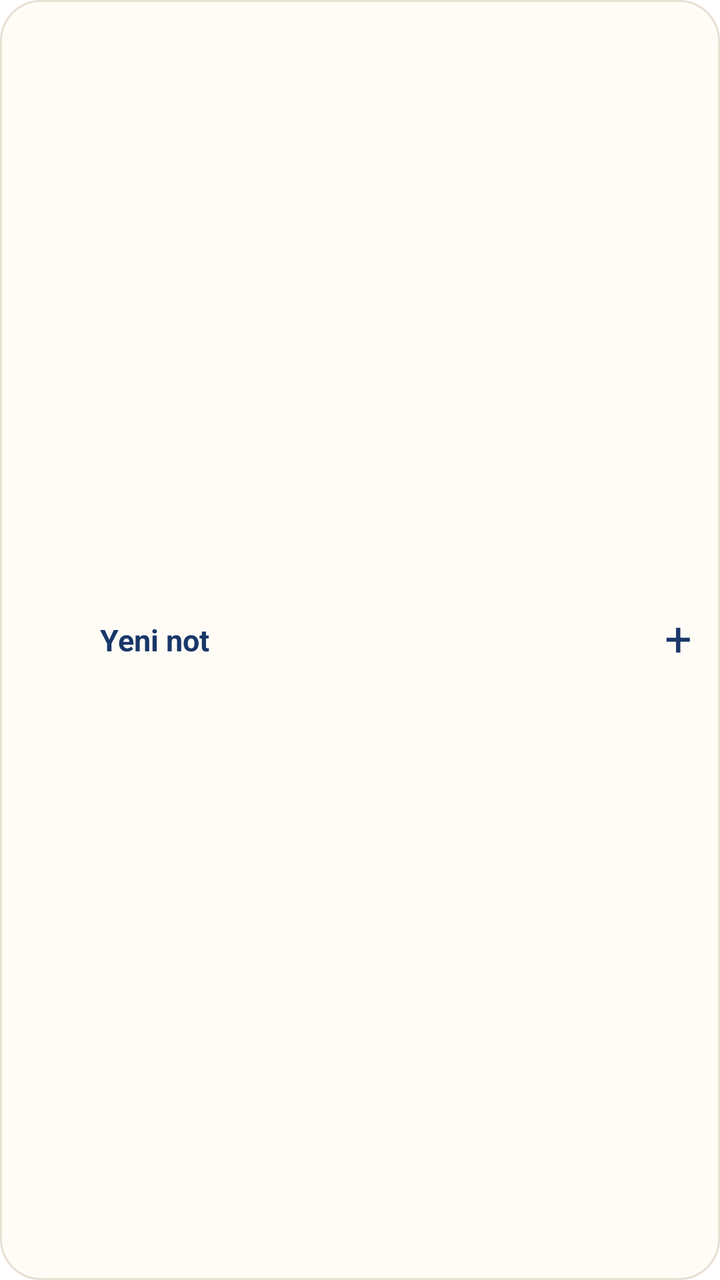
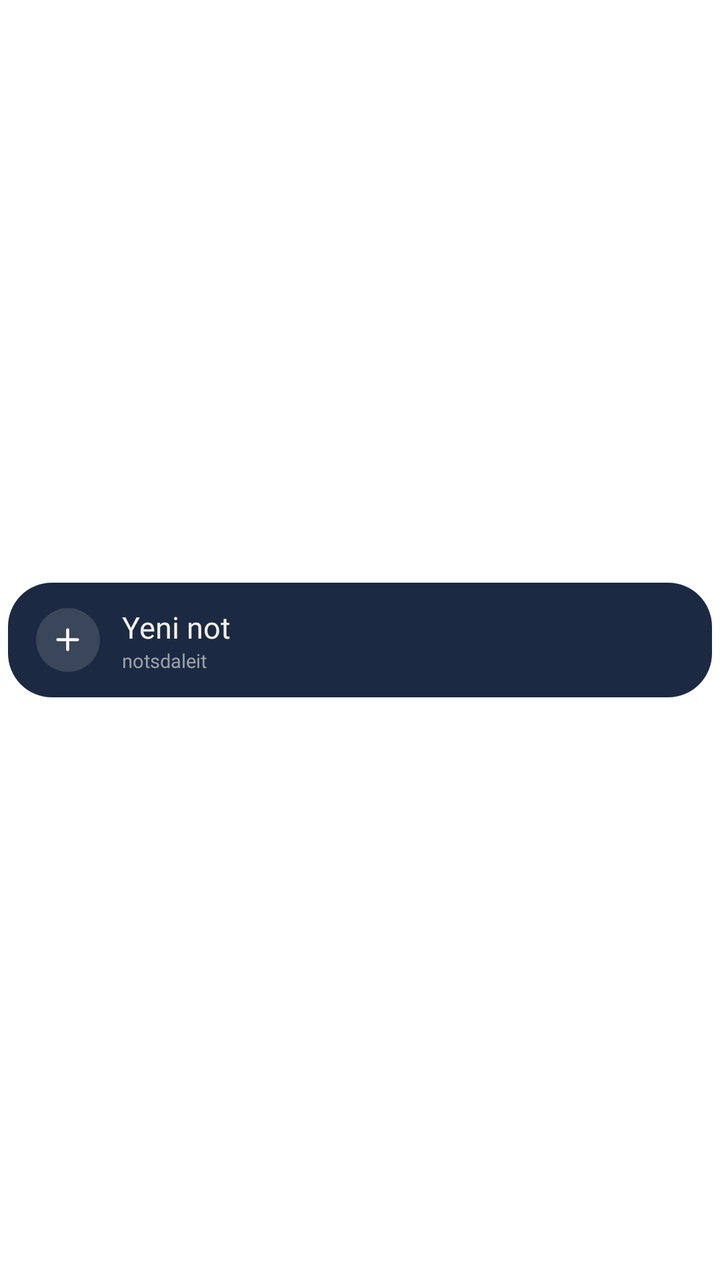

Screens rendered from an Android XML layout before and after an edit, with the pre-edit source and the edit as a unified diff.
<!-- AndroidManifest.xml: fallback theme Theme.MaterialComponents.DayNight.NoActionBar -->
<!-- res/layout/widget_quick_note.xml -->
<?xml version="1.0" encoding="utf-8"?>
<LinearLayout xmlns:android="http://schemas.android.com/apk/res/android"
    android:id="@+id/widget_root"
    android:layout_width="match_parent"
    android:layout_height="match_parent"
    android:background="@drawable/widget_background"
    android:orientation="horizontal"
    android:gravity="center_vertical"
    android:paddingStart="14dp"
    android:paddingEnd="14dp"
    android:paddingTop="10dp"
    android:paddingBottom="10dp">

    <ImageView
        android:layout_width="26dp"
        android:layout_height="26dp"
        android:src="@mipmap/ic_launcher"
        android:contentDescription="@string/widget_quick_note_label" />

    <TextView
        android:layout_width="0dp"
        android:layout_height="wrap_content"
        android:layout_weight="1"
        android:layout_marginStart="10dp"
        android:text="@string/widget_quick_note_label"
        android:textColor="#193769"
        android:textSize="15sp"
        android:textStyle="bold"
        android:maxLines="1"
        android:ellipsize="end" />

    <TextView
        android:layout_width="wrap_content"
        android:layout_height="wrap_content"
        android:text="+"
        android:textColor="#193769"
        android:textSize="24sp"
        android:includeFontPadding="false" />
</LinearLayout>
<!-- resources referenced by this layout -->
<resources>
  <!-- drawable widget_background (drawable) -->
  <?xml version="1.0" encoding="utf-8"?>
  <shape xmlns:android="http://schemas.android.com/apk/res/android"
      android:shape="rectangle">
      <solid android:color="#FFFCF6" />
      <corners android:radius="20dp" />
      <stroke android:width="1dp" android:color="#E7E0D3" />
  </shape>
  <!-- mipmap ic_launcher (mipmap-anydpi-v26) -->
  <?xml version="1.0" encoding="utf-8"?>
  <adaptive-icon xmlns:android="http://schemas.android.com/apk/res/android">
    <background android:drawable="@color/ic_launcher_background"/>
    <foreground>
        <inset
            android:drawable="@drawable/ic_launcher_foreground"
            android:inset="24%" />
    </foreground>
  </adaptive-icon>
  <string name="widget_quick_note_label">Yeni not</string>
  <color name="ic_launcher_background">#FFFFFF</color>
  <!-- drawable ic_launcher_foreground: png bitmap (drawable-hdpi, 22360 bytes) -->
</resources>

<!-- the commit's change to res/layout/widget_quick_note.xml (unified diff, before → after) -->
@@ -1,39 +1,65 @@
 <?xml version="1.0" encoding="utf-8"?>
-<LinearLayout xmlns:android="http://schemas.android.com/apk/res/android"
+<FrameLayout xmlns:android="http://schemas.android.com/apk/res/android"
     android:id="@+id/widget_root"
     android:layout_width="match_parent"
     android:layout_height="match_parent"
-    android:background="@drawable/widget_background"
+    android:padding="4dp">
+
+    <LinearLayout
+        android:id="@+id/qn_card"
+        android:layout_width="match_parent"
+        android:layout_height="wrap_content"
+        android:layout_gravity="center_vertical"
+    android:background="@drawable/widget_accent_light"
     android:orientation="horizontal"
     android:gravity="center_vertical"
     android:paddingStart="14dp"
     android:paddingEnd="14dp"
-    android:paddingTop="10dp"
-    android:paddingBottom="10dp">
+    android:paddingTop="12dp"
+    android:paddingBottom="12dp">
 
-    <ImageView
-        android:layout_width="26dp"
-        android:layout_height="26dp"
-        android:src="@mipmap/ic_launcher"
-        android:contentDescription="@string/widget_quick_note_label" />
+    <FrameLayout
+        android:id="@+id/qn_circle"
+        android:layout_width="32dp"
+        android:layout_height="32dp"
+        android:background="@drawable/widget_circle_light">
 
-    <TextView
+        <ImageView
+            android:id="@+id/qn_icon"
+            android:layout_width="17dp"
+            android:layout_height="17dp"
+            android:layout_gravity="center"
+            android:src="@drawable/ic_widget_plus"
+            android:contentDescription="@string/widget_quick_note_label" />
+    </FrameLayout>
+
+    <LinearLayout
         android:layout_width="0dp"
         android:layout_height="wrap_content"
         android:layout_weight="1"
-        android:layout_marginStart="10dp"
-        android:text="@string/widget_quick_note_label"
-        android:textColor="#193769"
-        android:textSize="15sp"
-        android:textStyle="bold"
-        android:maxLines="1"
-        android:ellipsize="end" />
+        android:layout_marginStart="11dp"
+        android:orientation="vertical">
 
-    <TextView
-        android:layout_width="wrap_content"
-        android:layout_height="wrap_content"
-        android:text="+"
-        android:textColor="#193769"
-        android:textSize="24sp"
-        android:includeFontPadding="false" />
+        <TextView
+            android:id="@+id/qn_label"
+            android:layout_width="wrap_content"
+            android:layout_height="wrap_content"
+            android:text="@string/widget_quick_note_label"
+            android:fontFamily="@font/instrument_sans_semibold"
+            android:textColor="#F5F1E9"
+            android:textSize="15sp"
+            android:maxLines="1"
+            android:ellipsize="end" />
+
+        <TextView
+            android:id="@+id/qn_sub"
+            android:layout_width="wrap_content"
+            android:layout_height="wrap_content"
+            android:text="@string/widget_app_name"
+            android:fontFamily="@font/instrument_sans_regular"
+            android:textColor="#9EA1A6"
+            android:textSize="9.5sp"
+            android:maxLines="1" />
+    </LinearLayout>
 </LinearLayout>
+</FrameLayout>
<!-- resource entries referenced after the edit -->
@@ -1,25 +1,34 @@
 <!-- resources referenced by this layout -->
 <resources>
-  <!-- drawable widget_background (drawable) -->
+  <!-- drawable ic_widget_plus (drawable) -->
+  <?xml version="1.0" encoding="utf-8"?>
+  <vector xmlns:android="http://schemas.android.com/apk/res/android"
+      android:width="24dp"
+      android:height="24dp"
+      android:viewportWidth="24"
+      android:viewportHeight="24">
+      <path
+          android:pathData="M12,5V19M5,12H19"
+          android:fillColor="#00000000"
+          android:strokeColor="#FFFFFF"
+          android:strokeWidth="2.1"
+          android:strokeLineCap="round"
+          android:strokeLineJoin="round" />
+  </vector>
+  <!-- drawable widget_accent_light (drawable) -->
   <?xml version="1.0" encoding="utf-8"?>
   <shape xmlns:android="http://schemas.android.com/apk/res/android"
       android:shape="rectangle">
-      <solid android:color="#FFFCF6" />
-      <corners android:radius="20dp" />
-      <stroke android:width="1dp" android:color="#E7E0D3" />
+      <solid android:color="#1B2A42" />
+      <corners android:radius="22dp" />
   </shape>
-  <!-- mipmap ic_launcher (mipmap-anydpi-v26) -->
+  <!-- drawable widget_circle_light (drawable) -->
   <?xml version="1.0" encoding="utf-8"?>
-  <adaptive-icon xmlns:android="http://schemas.android.com/apk/res/android">
-    <background android:drawable="@color/ic_launcher_background"/>
-    <foreground>
-        <inset
-            android:drawable="@drawable/ic_launcher_foreground"
-            android:inset="24%" />
-    </foreground>
-  </adaptive-icon>
+  <shape xmlns:android="http://schemas.android.com/apk/res/android"
+      android:shape="oval">
+      <solid android:color="#3A4659" />
+  </shape>
+  <string name="widget_app_name">notsdaleit</string>
   <string name="widget_quick_note_label">Yeni not</string>
-  <color name="ic_launcher_background">#FFFFFF</color>
-  <!-- drawable ic_launcher_foreground: png bitmap (drawable-hdpi, 22360 bytes) -->
 </resources>
 
